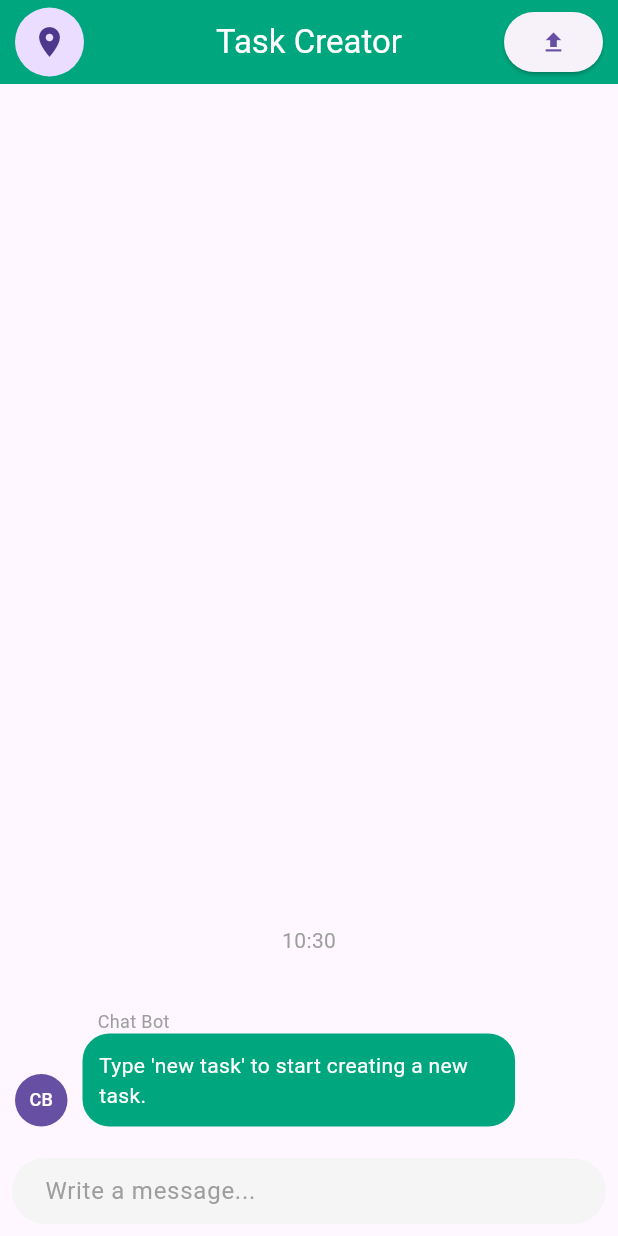
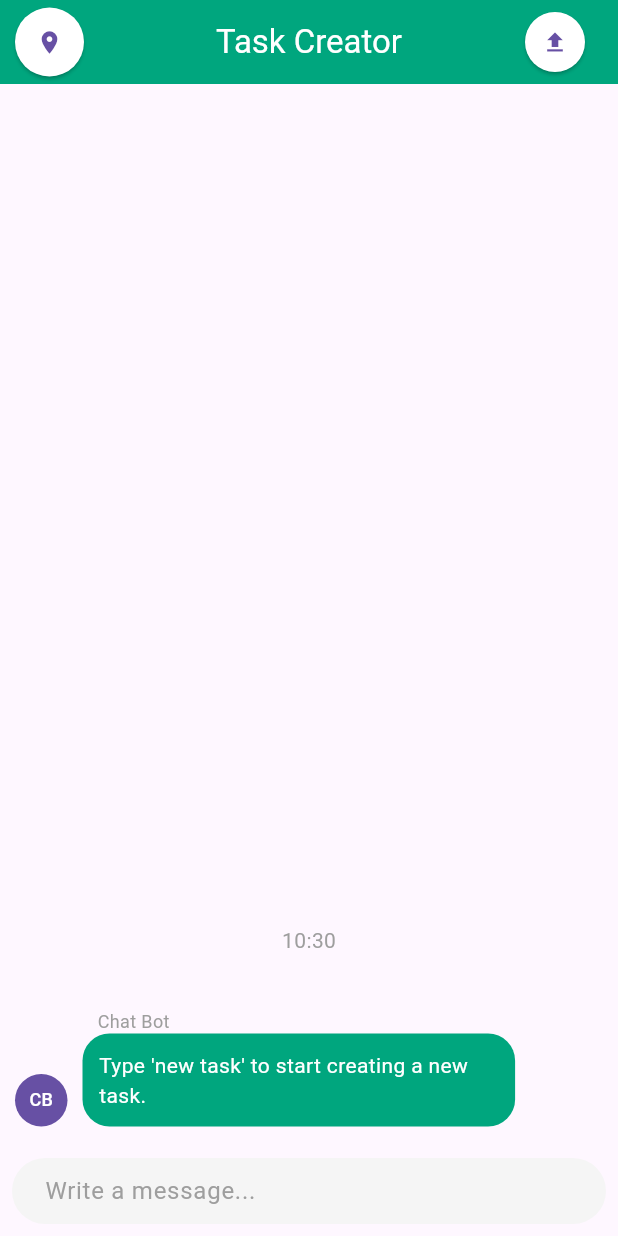
Before and after one commit to Murali-Bobby/Gig-Project, a Flutter app: the screen it shows after launch, after a tap on the "upload" icon, on a phone screen of 412 x 824 dp. Run offline on Flutter 3.47's test engine with Material 3 defaults, Android fonts, the phone set to English and light mode, and no system bars; drawn by our look-alikes of dash_chat_2; our stand-ins replace file_picker, flutter_map, latlong2; missing offline and left inert: dart:html.

Commit message:
commited after adding the map functionality

```diff
--- a/lib/pages/Chat.dart
+++ b/lib/pages/Chat.dart
@@ -6,6 +6,7 @@ import 'package:file_picker/file_picker.dart';
 import 'package:flutter/material.dart';
 import 'package:gig_project/services/apiService.dart';
 import 'package:gig_project/pages/map.dart';
+import 'package:latlong2/latlong.dart';
 
 class Chat extends StatefulWidget {
   const Chat({Key? key}) : super(key: key);
@@ -22,7 +23,9 @@ class _ChatState extends State<Chat> {
   bool taskCreationStarted = false;
   String? _taskName;
   String? _taskDescription;
-
+  bool isFileUploaded = false;
+  bool isLocationSelected = false;
+  FilePickerResult? result;
   @override
   void initState() {
     super.initState();
@@ -35,16 +38,26 @@ class _ChatState extends State<Chat> {
       appBar: AppBar(
         leading: Padding(
           padding: const EdgeInsets.only(left: 10.0),
-          child: GestureDetector(
-            onTap: () {
+          child: ElevatedButton(
+            onPressed: () {
               Navigator.push(
                 context,
                 MaterialPageRoute(builder: (context) => Map()),
               );
             },
-            child: CircleAvatar(
-              child: Icon(Icons.location_on),
-              radius: 20.0,
+            style: ElevatedButton.styleFrom(
+              padding: EdgeInsets.zero,
+              shape: CircleBorder(),
+              primary: Colors.white,
+            ),
+            child: Ink(
+              decoration: const BoxDecoration(
+                shape: BoxShape.circle,
+              ),
+              child: Padding(
+                padding: const EdgeInsets.all(10.0),
+                child: Icon(Icons.location_on),
+              ),
             ),
           ),
         ),
@@ -52,18 +65,35 @@ class _ChatState extends State<Chat> {
           Padding(
             padding: const EdgeInsets.only(right: 10.0),
             child: ElevatedButton(
-              onPressed: () async {
-                FilePickerResult? result = await FilePicker.platform.pickFiles();
+            onPressed: () async {
+                result = await FilePicker.platform.pickFiles();
 
                 if (result != null) {
-                  PlatformFile file = result.files.first;
+                  PlatformFile file = result!.files.first;
                   print("File Name: ${file.name}");
+                  setState(() {
+                    isFileUploaded = true;
+                  });
+
                 } else {
                   // User canceled the file picker
                 }
               },
-              child: Icon(Icons.upload),
+            style: ElevatedButton.styleFrom(
+              padding: EdgeInsets.zero,
+              shape: CircleBorder(),
+              primary: Colors.white,
             ),
+            child: Ink(
+              decoration: const BoxDecoration(
+                shape: BoxShape.circle,
+              ),
+              child: Padding(
+                padding: const EdgeInsets.all(10.0),
+                child: Icon(Icons.upload, color: isFileUploaded ? Colors.green : null),
+              ),
+            ),
+          ),
           ),
         ],
         title: const Text("Task Creator", style: TextStyle(color: Colors.white)),
@@ -89,7 +119,7 @@ class _ChatState extends State<Chat> {
     setState(() {
       _messages.insert(0, message);
     });
-    print("Input is recoreded : ${message.text}");
+    // print("Input is recoreded : ${message.text}");
 
     if(message.text.toLowerCase() == 'end'){
       _resetState();
@@ -110,11 +140,32 @@ class _ChatState extends State<Chat> {
           _sendMessage("Please provide a description for the task '$_taskName'");
         } else if (_taskDescription == null) {
           _taskDescription = message.text;
-          _createTask();
+          // _sendMessage("Please select the location on the map. You can access the map using the navigation button present in the top left cornor");
+
+          Navigator.push(
+              context,
+              MaterialPageRoute(
+                builder: (context) => Map(),
+              ),
+            ).then((selectedLocation) {
+              if (selectedLocation != null) {
+                // Handle the selected location received from the map screen
+                _handleSelectedLocation(selectedLocation);
+              }
+            });
+
+          // _createTask();
         }
       }
     }
   }
+
+  _handleSelectedLocation(LatLng selectedLocation) {
+    print("Latitude: ${selectedLocation.latitude}, Longitude: ${selectedLocation.longitude}, Task Name: $_taskName, Task Description: $_taskDescription");
+  // _sendMessage("Latitude: ${selectedLocation.latitude}, Longitude: ${selectedLocation.longitude}, Task Name: $_taskName, Task Description: $_taskDescription");
+  _createTask(selectedLocation);
+
+}
 
   void _startTaskCreation() {
     setState(() {
@@ -125,10 +176,10 @@ class _ChatState extends State<Chat> {
     _sendMessage("Type the name of the task:");
   }
 
-  Future<void> _createTask() async {
-    int result = await sendDataToBackend(_taskName, _taskDescription);
+  Future<void> _createTask(LatLng selectedLocation) async {
+    int result = await sendDataToBackend(_taskName, _taskDescription, selectedLocation.latitude.toString(), selectedLocation.longitude.toString());
     if (result == 1) {
-      _sendMessage("Task created successfully:\nName: $_taskName\nDescription: $_taskDescription");
+      _sendMessage("Task created successfully:\nName: $_taskName\nDescription: $_taskDescription\nLatitude:${selectedLocation.latitude.toString()}\nLongitude${selectedLocation.longitude.toString()}");
       _sendMessage("Type 'new task' to create another task or type 'end' to complete the task creation process.");
       _resetState();
     } else {
--- a/lib/services/apiService.dart
+++ b/lib/services/apiService.dart
@@ -1,7 +1,7 @@
 import 'package:http/http.dart' as http;
 import 'dart:convert';
 
-Future<int> sendDataToBackend(String? taskName, String? taskDescription) async {
+Future<int> sendDataToBackend(String? taskName, String? taskDescription, String? latitude, String? longitude) async {
   try {
     final response = await http.post(
       Uri.parse('http://localhost:8080/api/tasks'),
@@ -11,6 +11,8 @@ Future<int> sendDataToBackend(String? taskName, String? taskDescription) async {
       body: jsonEncode({
         'taskName': taskName,
         'taskDescription': taskDescription,
+        'latitude' : latitude,
+        'longitude' :longitude,
       }),
     );
 
```
Also changed, not shown: lib/pages/map.dart (+22 -3 lines).
